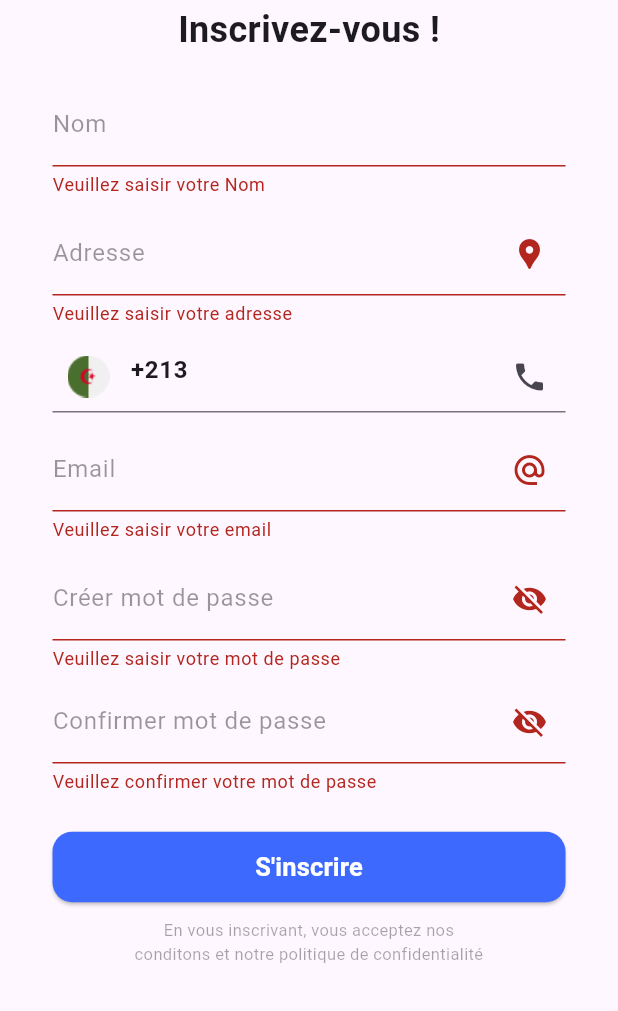
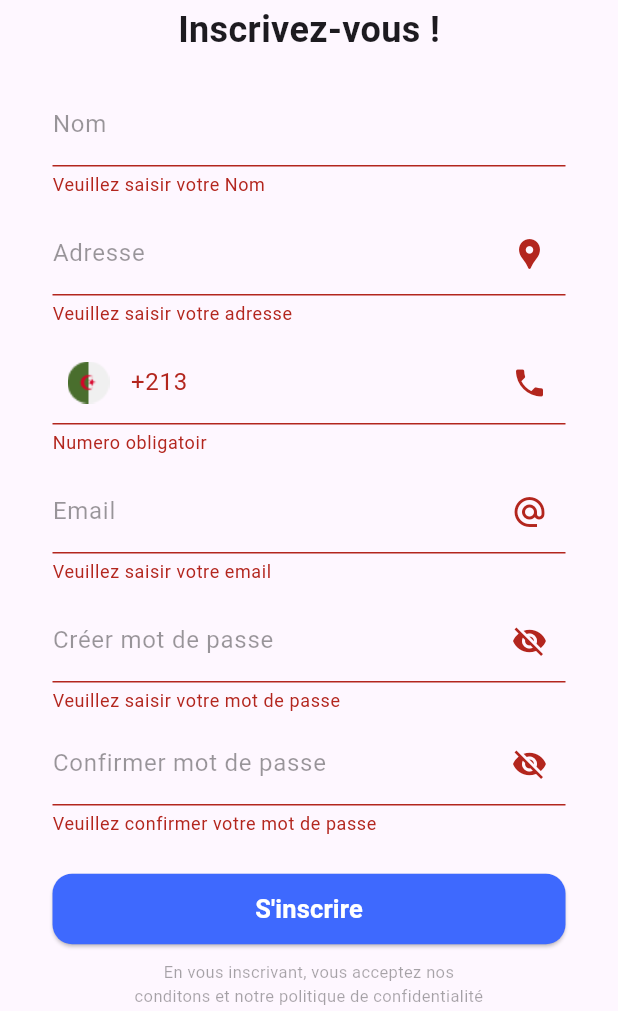
Before and after one commit to redabens/Selekny-App, a Flutter app: the InscriptionScreen widget shown alone on an empty page, opened directly, after a tap on "S'inscrire", on a phone screen of 412 x 824 dp, the part 225-1236 px from its top. Run offline on Flutter 3.47's test engine with Material 3 defaults, Android fonts, the phone set to English and light mode, and no system bars; our stand-ins replace get, line_awesome_flutter, toggle_switch; missing offline and left inert: flutter_verification_code_field.

Commit message:
update authentification to work with backend

```diff
--- a/lib/Front/authentification/inscription.dart
+++ b/lib/Front/authentification/inscription.dart
@@ -2,6 +2,8 @@ import 'package:flutter/cupertino.dart';
 import 'package:flutter/material.dart';
 import '../WelcomeScreen.dart';
 import 'connexion.dart';
+import 'package:http/http.dart' as http;
+
 
 
 
@@ -23,18 +25,41 @@ class InscriptionPage extends StatelessWidget {
 }
 
 class InscriptionScreen extends StatefulWidget {
+
   @override
   _InscriptionScreenState createState() => _InscriptionScreenState();
+
 }
 
 class _InscriptionScreenState extends State<InscriptionScreen> {
   final _formKey = GlobalKey<FormState>(); // Define _formKey here
 
   bool _showPassword = false;
-  String _email = '';
-  TextEditingController _passwordController = TextEditingController();
-  TextEditingController _confirmPasswordController = TextEditingController();
-  TextEditingController _emailController = TextEditingController();
+ // String _email = '';
+  bool _loading = false;
+  final TextEditingController _passwordController = TextEditingController();
+  final TextEditingController _confirmPasswordController = TextEditingController();
+  final TextEditingController _emailController = TextEditingController();
+  final TextEditingController _nameController = TextEditingController();
+  final TextEditingController _adresseController = TextEditingController();
+  final TextEditingController _numController = TextEditingController();
+
+    void handleSubmit () async {
+      if (_formKey.currentState!.validate()) return; {
+      final email = _emailController.value.text;
+      final password = _passwordController.value.text;
+      final adresse = _adresseController.value.text;
+      final number = _numController.value.text;
+      final name = _nameController.value.text;
+
+      setState(() => _loading=true);
+
+      //back pour rayane here
+
+      setState(() => _loading=false);
+
+    }
+  }
 
   @override
   Widget build(BuildContext context) {
@@ -81,6 +106,16 @@ class _InscriptionScreenState extends State<InscriptionScreen> {
                       child: Column(
                         children: [
                           TextFormField(
+
+                            controller : _nameController,
+                            validator: (value) {
+                              if (value == null || value.isEmpty) {
+                                return 'Veuillez saisir votre Nom';
+                              }
+                              return null;
+                            },
+
+
                             decoration: InputDecoration(
                               labelText: 'Nom',
                               labelStyle: TextStyle(
@@ -88,16 +123,19 @@ class _InscriptionScreenState extends State<InscriptionScreen> {
                               ),
                               border: UnderlineInputBorder(),
                             ),
-                            validator: (value) {
-                              if (value == null || value.isEmpty) {
-                                return 'Veuillez saisir votre Nom';
-                              }
-                              return null;
-                            },
+
                           ),
                           SizedBox(height: 10),
 
                           TextFormField(
+                            controller: _adresseController,
+                            validator: (value) {
+                              if (value == null || value.isEmpty) {
+                                return 'Veuillez saisir votre adresse';
+                              }
+                              return null;
+                            },
+
                             decoration: InputDecoration(
                               labelText: 'Adresse',
                               labelStyle: TextStyle(
@@ -106,20 +144,23 @@ class _InscriptionScreenState extends State<InscriptionScreen> {
                               border: UnderlineInputBorder(),
                               suffixIcon: Icon(Icons.location_pin),
                             ),
+
+                          ),
+                          SizedBox(height: 10),
+                          TextFormField(
+                            controller: _numController,
                             validator: (value) {
-                              if (value == null || value.isEmpty) {
-                                return 'Veuillez saisir votre adresse';
+                              if (value == '+213' || value == null || value.isEmpty) {
+                                return 'Numero obligatoir';
                               }
                               return null;
                             },
-                          ),
-                          SizedBox(height: 10),
 
-                          TextFormField(
                             decoration: InputDecoration(
                               border: UnderlineInputBorder(),
+                              labelText: '+213',
+
                               suffixIcon: Icon(Icons.phone),
-
                               prefixIcon:
                               Image.asset(
                                 'lib/Front/assets/Algeria.png',
@@ -127,21 +168,28 @@ class _InscriptionScreenState extends State<InscriptionScreen> {
                                 height: 14,
                               ),
                             ),
-                            initialValue: '+213 ',
+
                             style: TextStyle(
                               fontWeight :FontWeight.bold,
                             ),
                             keyboardType: TextInputType.phone,
-                            validator: (value) {
-                              if (value == null || value.isEmpty) {
-                                return 'Numero obligatoir';
-                              }
-                              return null;
-                            },
+                           // initialValue:  '+213',
+
                           ),
 
                           SizedBox(height: 10),
                           TextFormField(
+                            controller: _emailController,
+                            validator: (value) {
+                              if (value == null || value.isEmpty) {
+                                return 'Veuillez saisir votre email';
+                              }
+                              return null;
+                            },
+                            // onSaved: (value) {
+                            //   _email = value ?? '';
+                            // },
+                            //
                             decoration: InputDecoration(
                               labelText: 'Email',
                               labelStyle: TextStyle(
@@ -150,18 +198,18 @@ class _InscriptionScreenState extends State<InscriptionScreen> {
                               border: UnderlineInputBorder(),
                               suffixIcon: Icon(Icons.alternate_email),
                             ),
+
+                          ),
+                          SizedBox(height: 10),
+                          TextFormField(
+                            controller: _passwordController,
                             validator: (value) {
                               if (value == null || value.isEmpty) {
-                                return 'Veuillez saisir votre email';
+                                return 'Veuillez saisir votre mot de passe';
                               }
                               return null;
                             },
-                            onSaved: (value) {
-                              _email = value ?? '';
-                            },
-                          ),
-                          SizedBox(height: 10),
-                          TextFormField(
+
                             decoration: InputDecoration(
                               labelText: 'Créer mot de passe',
                               labelStyle: TextStyle(
@@ -180,15 +228,24 @@ class _InscriptionScreenState extends State<InscriptionScreen> {
                               ),
                             ),
                             obscureText: !_showPassword,
+
+                          ),
+                          SizedBox(height: 6),
+                          TextFormField(
+                            controller: _confirmPasswordController,
                             validator: (value) {
                               if (value == null || value.isEmpty) {
-                                return 'Veuillez saisir votre mot de passe';
+                                return 'Veuillez confirmer votre mot de passe';
+                              }
+                              else {
+                                // Check if it matches the value in the "Créer mot de passe" field
+                                if (value != _passwordController.text) {
+                                  return 'Les mots de passe ne correspondent pas';
+                                }
                               }
                               return null;
                             },
-                          ),
-                          SizedBox(height: 6),
-                          TextFormField(
+
                             decoration: InputDecoration(
                               labelText: 'Confirmer mot de passe',
                               labelStyle: TextStyle(
@@ -207,42 +264,34 @@ class _InscriptionScreenState extends State<InscriptionScreen> {
                               ),
                             ),
                             obscureText: !_showPassword,
-                            validator: (value) {
-                              if (value == null || value.isEmpty) {
-                                return 'Veuillez confirmer votre mot de passe';
-                              }
-                              // Check if it matches the value in the "Créer mot de passe" field
-                              if (value != _passwordController.text) {
-                                return 'Les mots de passe ne correspondent pas';
-                              }
-                              return null;
-                            },
+
                           ),
 
                         ],
                       ),
                     ),
                     SizedBox(height: 25),
-                    // Login button
+                    // signUp button
                     ElevatedButton(
-                      onPressed: () {
-                        // Check if the form is valid
-                        if (_formKey.currentState!.validate()) {
-                          // If valid, navigate to the next screen
-                          Navigator.push(
-                            context,
-                            MaterialPageRoute(builder: (context) => WelcomePage()),
-                          );
-                        }
-                      },
-                      child: Text(
-                        'S\'inscrire',
-                        style: TextStyle(
-                          color: Colors.white,
-                          fontWeight: FontWeight.bold,
-                          fontSize: 17,
-                        ),
+                      onPressed: () => handleSubmit(),
+
+                      child: _loading?
+                          SizedBox(
+                            width: 20,
+                            height: 20,
+                            child: CircularProgressIndicator(
+                              color: Colors.black,
+                                strokeWidth: 2,
+                            ),
+                          )
+                          : Text(
+                      "S'inscrire",
+                      style: TextStyle(
+                        color: Colors.white,
+                        fontWeight: FontWeight.bold,
+                        fontSize: 17,
                       ),
+                    ),
                       style: ButtonStyle(
                         minimumSize: MaterialStateProperty.all<Size>(Size(350, 47)),
                         shape: MaterialStateProperty.all<RoundedRectangleBorder>(
--- a/pubspec.yaml
+++ b/pubspec.yaml
@@ -48,6 +48,8 @@ dependencies:
   get: ^4.6.6
   theme_mode_handler: ^3.0.0
   flutter_social_button: ^1.1.4
+  firebase_core: ^2.27.2
+  firebase_auth: ^4.18.0
 
 dev_dependencies:
   flutter_test:
```
Also changed, not shown: lib/Front/authentification/connexion.dart (+34 -39 lines), lib/Front/authentification/forgotpassword.dart (+28 -11 lines), pubspec.lock, 3 other files.
